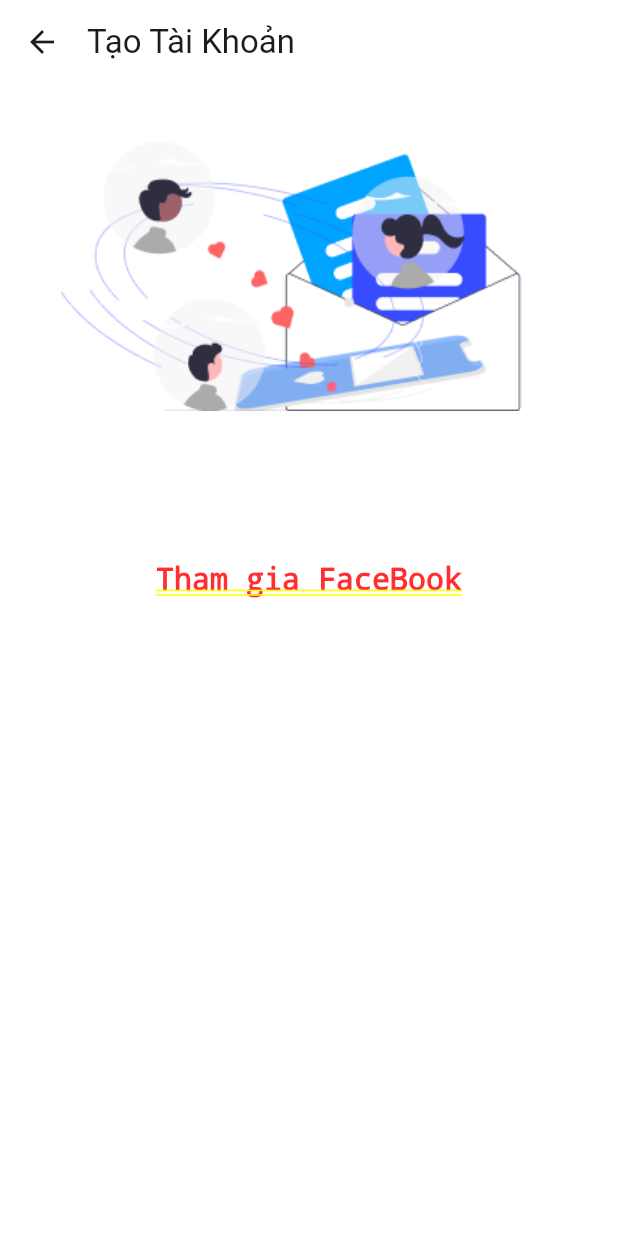
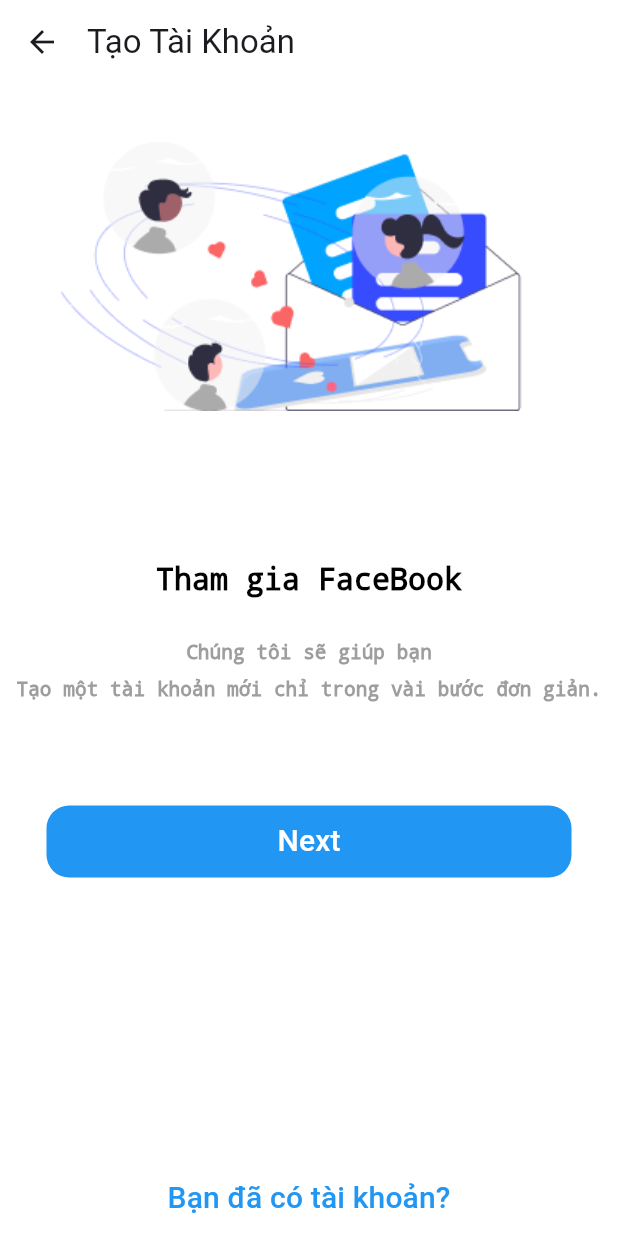
Before and after one commit to 1vs1-Khanh-Flutter/social-network-clone, a Flutter app: the screen it shows after launch, after a tap on "Tạo tài khoản Facebook mới", on a phone screen of 412 x 824 dp. Run offline on Flutter 3.47's test engine with Material 3 defaults, Android fonts, the phone set to English and light mode, and no system bars.

Commit message:
code moi

```diff
--- a/lib/login.dart
+++ b/lib/login.dart
@@ -13,16 +13,22 @@
 }
 
 class _MyAppState extends State<login> {
+   bool  _passwordVisible = false;
+
   @override
   Widget build(BuildContext context) {
     return Scaffold(
-      body: Center(
+      body: SingleChildScrollView(
+        child: Center(
           child: Container(
             decoration: BoxDecoration(color: Colors.white),
             child: Column(
               children: [
-              Image.asset(
+                SizedBox(width: double.infinity,
+                  child: Image.asset(
                     'assets/images/Background.png',
+                    fit: BoxFit.fitWidth,
+                  ),
                 ),
                 Column(
                   children: [
@@ -41,7 +47,15 @@
                       child: TextField(
                         keyboardType: TextInputType.text,
                         style: TextStyle(fontSize: 25, color: Colors.black),
+                        obscureText: _passwordVisible,
                         decoration: InputDecoration(
+                          suffixIcon: IconButton(onPressed: (){
+                            setState(() {
+                              _passwordVisible=!_passwordVisible;
+                            });
+                          }, icon: Icon(_passwordVisible
+                              ? Icons.visibility
+                              : Icons.visibility_off,)) ,
                           labelText: "Mật Khẩu",
                         ),
                       ),
@@ -119,6 +133,7 @@
             ),
           ),
         ),
+      ),
     );
   }
 }
--- a/lib/main.dart
+++ b/lib/main.dart
@@ -1,5 +1,6 @@
 import 'package:flutter/material.dart';
 import 'package:hello/login.dart';
+import 'package:hello/singup1.dart';
 
 void main() {
   runApp(const MyApp());
@@ -16,7 +17,7 @@
   @override
   Widget build(BuildContext context) {
     return MaterialApp(
-      home: const login(),
+      home:  login(),
     );
   }
 }
--- a/lib/singup.dart
+++ b/lib/singup.dart
@@ -1,4 +1,6 @@
 import 'package:flutter/material.dart';
+import 'package:hello/login.dart';
+import 'package:hello/singup1.dart';
 
 void main() {
   runApp(const singup());
@@ -8,10 +10,10 @@
   const singup({Key? key}) : super(key: key);
 
   @override
-  State<singup> createState() => _MyAppState();
+  State<singup> createState() => _singup();
 }
 
-class _MyAppState extends State<singup> {
+class _singup extends State<singup> {
   @override
   Widget build(BuildContext context) {
     return Center(
@@ -25,12 +27,55 @@
               backgroundColor: Colors.white,
             ),
             Image.asset('assets/images/Illustration.png'),
-            const Padding(
+            Padding(
               padding: EdgeInsets.fromLTRB(0, 100, 0, 0),
-              child: Text(
-                'Tham gia FaceBook',
-                style: TextStyle(fontSize: 20),
+              child: Text('Tham gia FaceBook',
+                  style: TextStyle(fontSize: 20, color: Colors.black,decoration: TextDecoration.none)),
+            ),
+            Padding(
+              padding: EdgeInsets.fromLTRB(0, 30, 0, 10),
+              child: Text('Chúng tôi sẽ giúp bạn',
+                  style: TextStyle(fontSize: 13, color: Colors.grey,decoration: TextDecoration.none)),
+            ),
+            Text('Tạo một tài khoản mới chỉ trong vài bước đơn giản.',
+                style: TextStyle(fontSize: 13, color: Colors.grey,decoration: TextDecoration.none)),
+            Container(
+              margin: EdgeInsets.symmetric(
+                vertical: 70,
               ),
+              width: 350,
+              decoration: BoxDecoration(
+                borderRadius: BorderRadius.circular(15),
+                color: Colors.blue,
+              ),
+              child: TextButton(
+                onPressed: () {Navigator.push(
+                  context,
+                  MaterialPageRoute(builder: (context) => singup1()),
+                );},
+                child: Text(
+                  'Next',
+                  style: TextStyle(
+                    color: Colors.white,
+                    fontSize: 20,
+                  ),
+                ),
+              ),
+            ),
+            Container(
+              padding: EdgeInsets.fromLTRB(0, 120, 0, 0),
+              child: TextButton(
+                  onPressed: () {Navigator.push(
+                    context,
+                    MaterialPageRoute(builder: (context) => login()),
+                  );},
+                  child: Text(
+                    'Bạn đã có tài khoản?',
+                    style: TextStyle(
+                      color: Colors.blue,
+                      fontSize: 20,
+                    ),
+                  )),
             ),
           ],
         ),
```
Also changed, not shown: lib/singup1.dart (added, +44 -0 lines). Lines whose indentation alone changed are shown as unchanged.
